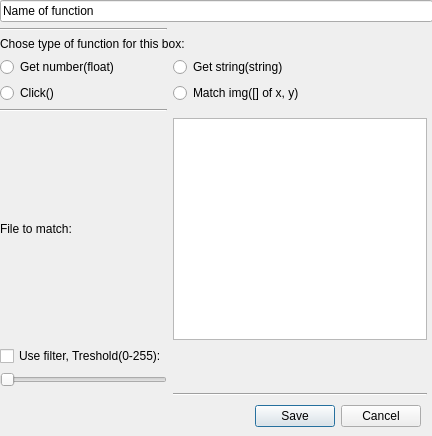
First picture: the form in Design/BoxDialog.ui, repository Kanter666/Botter, before the edit.
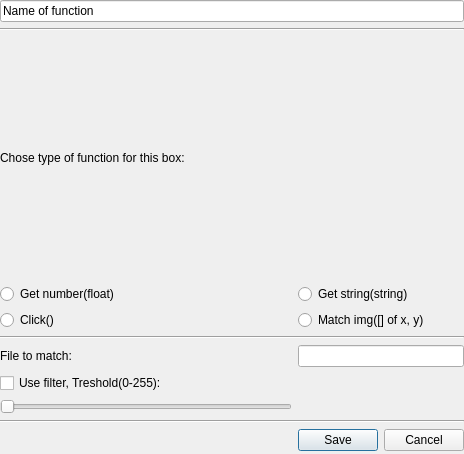
Second picture: the form after the edit.

What changed in the file:
```diff
--- a/Design/BoxDialog.ui
+++ b/Design/BoxDialog.ui
@@ -6,39 +6,30 @@
    <rect>
     <x>0</x>
     <y>0</y>
-    <width>432</width>
-    <height>436</height>
+    <width>464</width>
+    <height>454</height>
    </rect>
   </property>
   <property name="windowTitle">
    <string>Dialog</string>
   </property>
-  <widget class="QDialogButtonBox" name="buttonBox">
-   <property name="geometry">
-    <rect>
-     <x>80</x>
-     <y>400</y>
-     <width>341</width>
-     <height>32</height>
-    </rect>
-   </property>
-   <property name="orientation">
-    <enum>Qt::Horizontal</enum>
-   </property>
-   <property name="standardButtons">
-    <set>QDialogButtonBox::Cancel|QDialogButtonBox::Save</set>
-   </property>
-  </widget>
   <widget class="QWidget" name="gridLayoutWidget">
    <property name="geometry">
     <rect>
      <x>0</x>
      <y>0</y>
-     <width>433</width>
-     <height>396</height>
+     <width>464</width>
+     <height>451</height>
     </rect>
    </property>
    <layout class="QGridLayout" name="main_gl">
+    <item row="1" column="0" colspan="3">
+     <widget class="Line" name="line_2">
+      <property name="orientation">
+       <enum>Qt::Horizontal</enum>
+      </property>
+     </widget>
+    </item>
     <item row="3" column="0">
      <widget class="QRadioButton" name="number_rb">
       <property name="text">
@@ -49,13 +40,6 @@
       </attribute>
      </widget>
     </item>
-    <item row="2" column="0" colspan="3">
-     <widget class="QLabel" name="label">
-      <property name="text">
-       <string>Chose type of function for this box:</string>
-      </property>
-     </widget>
-    </item>
     <item row="0" column="0" colspan="3">
      <widget class="QLineEdit" name="name_le">
       <property name="text">
@@ -83,27 +67,6 @@
       </attribute>
      </widget>
     </item>
-    <item row="7" column="0">
-     <widget class="QCheckBox" name="filter_chb">
-      <property name="text">
-       <string>Use filter, Treshold(0-255):</string>
-      </property>
-     </widget>
-    </item>
-    <item row="1" column="0">
-     <widget class="Line" name="line_2">
-      <property name="orientation">
-       <enum>Qt::Horizontal</enum>
-      </property>
-     </widget>
-    </item>
-    <item row="5" column="0">
-     <widget class="Line" name="line">
-      <property name="orientation">
-       <enum>Qt::Horizontal</enum>
-      </property>
-     </widget>
-    </item>
     <item row="8" column="0">
      <widget class="QSlider" name="threshold_hs">
       <property name="maximum">
@@ -127,6 +90,33 @@
       </attribute>
      </widget>
     </item>
+    <item row="7" column="0">
+     <widget class="QCheckBox" name="filter_chb">
+      <property name="text">
+       <string>Use filter, Treshold(0-255):</string>
+      </property>
+     </widget>
+    </item>
+    <item row="6" column="1" colspan="2">
+     <widget class="QLineEdit" name="match_img_le"/>
+    </item>
+    <item row="5" column="0" colspan="3">
+     <widget class="Line" name="line">
+      <property name="orientation">
+       <enum>Qt::Horizontal</enum>
+      </property>
+     </widget>
+    </item>
+    <item row="10" column="1" colspan="2">
+     <widget class="QDialogButtonBox" name="buttonBox">
+      <property name="orientation">
+       <enum>Qt::Horizontal</enum>
+      </property>
+      <property name="standardButtons">
+       <set>QDialogButtonBox::Cancel|QDialogButtonBox::Save</set>
+      </property>
+     </widget>
+    </item>
     <item row="6" column="0">
      <widget class="QLabel" name="label_2">
       <property name="text">
@@ -134,29 +124,20 @@
       </property>
      </widget>
     </item>
-    <item row="10" column="1">
+    <item row="2" column="0" colspan="3">
+     <widget class="QLabel" name="label">
+      <property name="text">
+       <string>Chose type of function for this box:</string>
+      </property>
+     </widget>
+    </item>
+    <item row="9" column="0" colspan="3">
      <widget class="Line" name="line_3">
       <property name="orientation">
        <enum>Qt::Horizontal</enum>
       </property>
      </widget>
     </item>
-    <item row="6" column="1">
-     <widget class="QTextEdit" name="match_image_te">
-      <property name="sizePolicy">
-       <sizepolicy hsizetype="Minimum" vsizetype="Minimum">
-        <horstretch>1</horstretch>
-        <verstretch>1</verstretch>
-       </sizepolicy>
-      </property>
-      <property name="minimumSize">
-       <size>
-        <width>1</width>
-        <height>1</height>
-       </size>
-      </property>
-     </widget>
-    </item>
    </layout>
   </widget>
  </widget>
```
